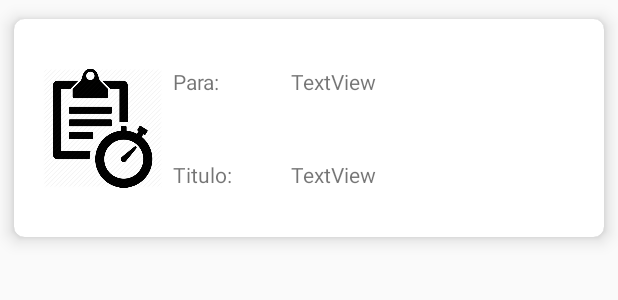
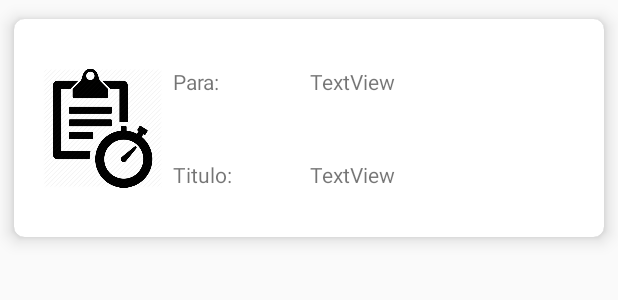
Before and after one commit to rodrigobentorodrigues/business-manager, an Android app: the layout valores_tarefa.xml on its own in the app's theme, with its tools: preview values and no code run, on a phone screen of 412 x 824 dp. Shown: the top 300 px of the screen. Run offline under Robolectric (Android 15) with nearby library versions, the phone set to English and light mode, and no system bars.

Commit message:
Codigo refatorado

```diff
--- a/app/src/main/java/bm/pdm/ifpb/com/businessmanager/infra/ListarDuvida.java
+++ b/app/src/main/java/bm/pdm/ifpb/com/businessmanager/infra/ListarDuvida.java
@@ -42,6 +42,7 @@ public class ListarDuvida extends AsyncTask<String, Void, String>{
 
     @Override
     protected String doInBackground(String... strings) {
+        System.out.println(strings[0]);
         try {
             URL url = new URL(strings[0]);
             HttpURLConnection conexao = (HttpURLConnection) url.openConnection();
@@ -71,6 +72,7 @@ public class ListarDuvida extends AsyncTask<String, Void, String>{
 
     @Override
     protected void onPostExecute(String s) {
+        System.out.println("Duvidas: " + s.toString());
         List<Duvida> duvidas = new ArrayList<>();
         try {
             JSONArray arrayResult = new JSONArray(s);
--- a/app/src/main/java/bm/pdm/ifpb/com/businessmanager/infra/ListarTarefas.java
+++ b/app/src/main/java/bm/pdm/ifpb/com/businessmanager/infra/ListarTarefas.java
@@ -42,6 +42,7 @@ public class ListarTarefas extends AsyncTask<String, Void, String> {
 
     @Override
     protected String doInBackground(String... strings) {
+        System.out.println(strings[0]);
         try {
             URL url = new URL(strings[0]);
             HttpURLConnection conexao = (HttpURLConnection) url.openConnection();
@@ -71,6 +72,7 @@ public class ListarTarefas extends AsyncTask<String, Void, String> {
 
     @Override
     protected void onPostExecute(String s) {
+        System.out.println("Tarefas: " + s.toString());
         try {
             List<Tarefa> tarefas = new ArrayList<>();
             JSONArray arrayResult = new JSONArray(s);
--- a/app/src/main/java/bm/pdm/ifpb/com/businessmanager/infra/ListarUsuario.java
+++ b/app/src/main/java/bm/pdm/ifpb/com/businessmanager/infra/ListarUsuario.java
@@ -43,6 +43,7 @@ public class ListarUsuario extends AsyncTask<String, Void, String> {
 
     @Override
     protected String doInBackground(String... strings) {
+        System.out.println(strings[0]);
         try {
             URL url = new URL(strings[0]);
             HttpURLConnection conexao = (HttpURLConnection) url.openConnection();
@@ -72,6 +73,7 @@ public class ListarUsuario extends AsyncTask<String, Void, String> {
 
     @Override
     protected void onPostExecute(String s) {
+        System.out.println("Usuarios: " + s.toString());
         try {
             List<Usuario> usuarios = new ArrayList<>();
             JSONArray arrayResult = new JSONArray(s);
--- a/app/src/main/java/bm/pdm/ifpb/com/businessmanager/views/CadastroDuvida.java
+++ b/app/src/main/java/bm/pdm/ifpb/com/businessmanager/views/CadastroDuvida.java
@@ -79,7 +79,8 @@ public class CadastroDuvida extends AppCompatActivity {
         @Override
         public void onReceive(Context context, Intent intent) {
             Toast.makeText(CadastroDuvida.this, "Cadastrado", Toast.LENGTH_SHORT).show();
-            finish();
+            Intent intent1 = new Intent(CadastroDuvida.this, MenuActivity.class);
+            startActivity(intent1);
         }
 
     }
--- a/app/src/main/res/layout/valores_tarefa.xml
+++ b/app/src/main/res/layout/valores_tarefa.xml
@@ -21,7 +21,9 @@
             android:layout_alignParentStart="true"
             android:layout_centerVertical="true"
             android:layout_marginStart="19dp"
-            app:srcCompat="@drawable/bloco3" />
+            app:srcCompat="@drawable/bloco3"
+            android:layout_alignParentLeft="true"
+            android:layout_marginLeft="19dp" />
 
         <TextView
             android:id="@+id/textView27"
@@ -38,28 +40,27 @@
         <TextView
             android:id="@+id/textView28"
             android:layout_width="wrap_content"
-            android:layout_height="wrap_content"
+            android:layout_height="33dp"
+            android:layout_alignLeft="@+id/textView27"
             android:layout_alignParentTop="true"
             android:layout_alignStart="@+id/textView27"
             android:layout_marginTop="94dp"
-            android:text="Titulo:"
-            android:layout_alignLeft="@+id/textView27" />
+            android:text="Titulo:" />
 
         <TextView
             android:id="@+id/campoPara"
-            android:layout_width="199dp"
+            android:layout_width="182dp"
             android:layout_height="wrap_content"
             android:layout_alignParentEnd="true"
-            android:layout_alignParentRight="true"
             android:layout_alignTop="@+id/textView27"
-            android:layout_marginEnd="9dp"
+            android:layout_marginEnd="14dp"
             android:text="TextView"
             tools:ignore="RtlCompat" />
 
         <TextView
             android:id="@+id/campoTitulo"
-            android:layout_width="202dp"
-            android:layout_height="wrap_content"
+            android:layout_width="181dp"
+            android:layout_height="35dp"
             android:layout_alignLeft="@+id/campoPara"
             android:layout_alignStart="@+id/campoPara"
             android:layout_alignTop="@+id/textView28"
```
Also changed, not shown: app/src/main/java/bm/pdm/ifpb/com/businessmanager/sqlite/UsuarioDao.java (+25 -0 lines), app/src/main/java/bm/pdm/ifpb/com/businessmanager/views/UsuarioActivity.java (+6 -1 lines).
